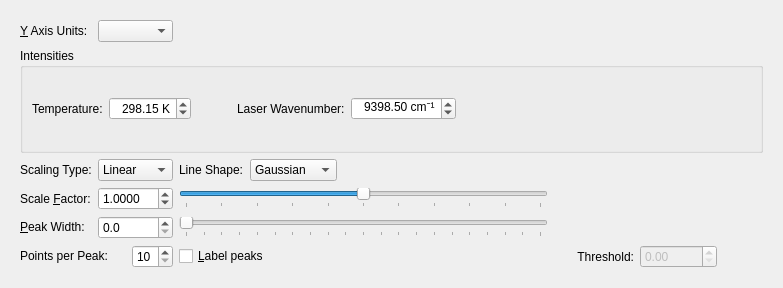
This is libavogadro/src/extensions/spectra/tab_ir_raman.ui in thosoo/avogadro as Qt 5 draws it before an edit. The edited form follows.
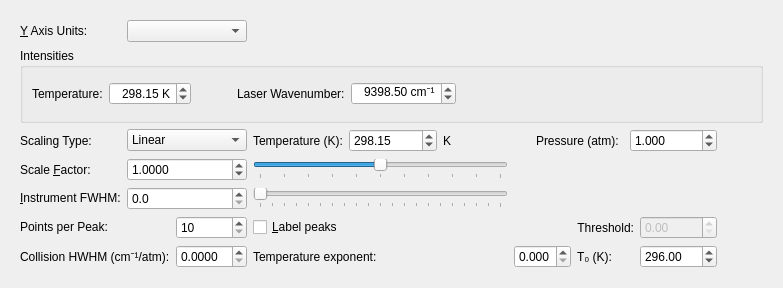
This is the edited form.

The edit to the form file:
```diff
--- a/libavogadro/src/extensions/spectra/tab_ir_raman.ui
+++ b/libavogadro/src/extensions/spectra/tab_ir_raman.ui
@@ -222,36 +222,55 @@
         <item>
          <widget class="QLabel" name="label_6">
           <property name="text">
-           <string>Line Shape:</string>
+           <string>Temperature (K):</string>
           </property>
          </widget>
         </item>
         <item>
-         <widget class="QComboBox" name="combo_lineShape">
+         <widget class="QDoubleSpinBox" name="spin_temperature">
+          <property name="decimals">
+           <number>2</number>
+          </property>
+          <property name="minimum">
+           <double>1.000000000000000</double>
+          </property>
+          <property name="maximum">
+           <double>5000.000000000000000</double>
+          </property>
+          <property name="value">
+           <double>298.149999999999977</double>
+          </property>
+         </widget>
+        </item>
           <item>
+         <widget class="QLabel" name="label_temperatureUnits">
            <property name="text">
-            <string>Gaussian</string>
-           </property>
+           <string>K</string>
+          </property>
+         </widget>
           </item>
           <item>
+         <widget class="QLabel" name="label_pressure">
            <property name="text">
-            <string>Lorentzian</string>
-           </property>
-          </item>
+           <string>Pressure (atm):</string>
+          </property>
          </widget>
         </item>
         <item>
-         <spacer name="horizontalSpacer_8">
-          <property name="orientation">
-           <enum>Qt::Horizontal</enum>
+         <widget class="QDoubleSpinBox" name="spin_pressure">
+          <property name="decimals">
+           <number>3</number>
           </property>
-          <property name="sizeHint" stdset="0">
-           <size>
-            <width>40</width>
-            <height>20</height>
-           </size>
+          <property name="maximum">
+           <double>100.000000000000000</double>
           </property>
-         </spacer>
+          <property name="singleStep">
+           <double>0.100000000000000</double>
+          </property>
+          <property name="value">
+           <double>1.000000000000000</double>
+          </property>
+         </widget>
         </item>
        </layout>
       </item>
@@ -362,7 +381,7 @@
          </sizepolicy>
         </property>
         <property name="text">
-         <string>&amp;Peak Width:</string>
+         <string>&amp;Instrument FWHM:</string>
         </property>
         <property name="buddy">
          <cstring>spin_FWHM</cstring>
@@ -517,6 +536,69 @@
         </property>
        </widget>
       </item>
+      <item row="6" column="0" colspan="2">
+       <widget class="QLabel" name="label_gammaRef">
+        <property name="text">
+         <string>Collision HWHM (cm⁻¹/atm):</string>
+        </property>
+       </widget>
+      </item>
+      <item row="6" column="2">
+       <widget class="QDoubleSpinBox" name="spin_gammaRef">
+        <property name="decimals">
+         <number>4</number>
+        </property>
+        <property name="maximum">
+         <double>10.000000000000000</double>
+        </property>
+        <property name="singleStep">
+         <double>0.000500000000000</double>
+        </property>
+       </widget>
+      </item>
+      <item row="6" column="3">
+       <widget class="QLabel" name="label_tempExponent">
+        <property name="text">
+         <string>Temperature exponent:</string>
+        </property>
+       </widget>
+      </item>
+      <item row="6" column="4">
+       <widget class="QDoubleSpinBox" name="spin_tempExponent">
+        <property name="decimals">
+         <number>3</number>
+        </property>
+        <property name="maximum">
+         <double>5.000000000000000</double>
+        </property>
+        <property name="singleStep">
+         <double>0.010000000000000</double>
+        </property>
+       </widget>
+      </item>
+      <item row="6" column="5">
+       <widget class="QLabel" name="label_referenceTemperature">
+        <property name="text">
+         <string>T₀ (K):</string>
+        </property>
+       </widget>
+      </item>
+      <item row="6" column="6">
+       <widget class="QDoubleSpinBox" name="spin_referenceTemperature">
+        <property name="decimals">
+         <number>2</number>
+        </property>
+        <property name="minimum">
+         <double>1.000000000000000</double>
+        </property>
+        <property name="maximum">
+         <double>5000.000000000000000</double>
+        </property>
+        <property name="value">
+         <double>296.000000000000000</double>
+        </property>
+       </widget>
+      </item>
      </layout>
     </widget>
    </item>
```
Lines whose indentation alone changed are shown as unchanged.
